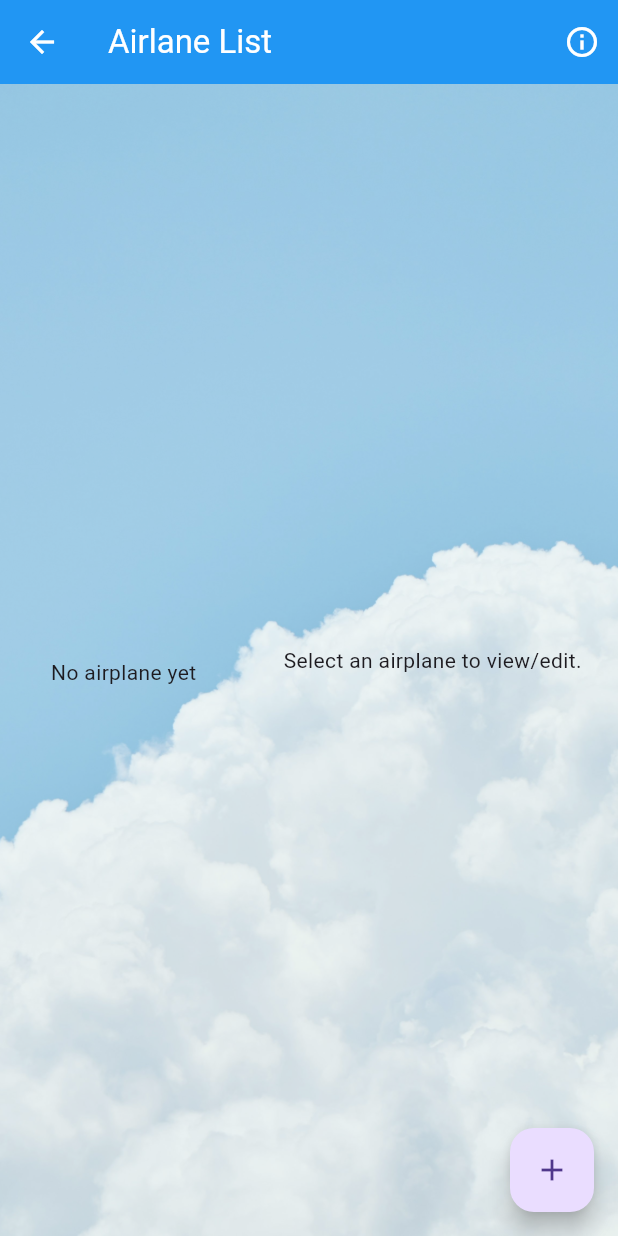
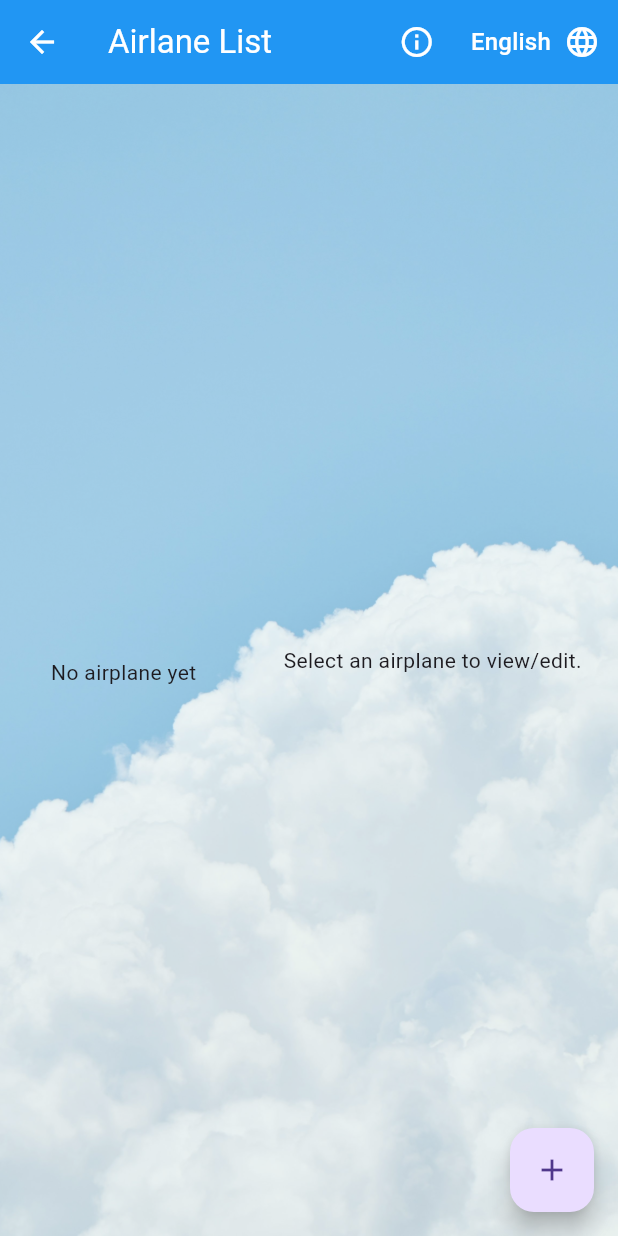
Before and after one commit to hades1clack/cst2355_final_group, a Flutter app: the screen it shows after launch, after a tap on "Airplane", on a phone screen of 412 x 824 dp. Run offline on Flutter 3.47's test engine with Material 3 defaults, Android fonts, the phone set to English and light mode, and no system bars; our stand-ins replace floor, flutter_secure_storage, sqflite; missing offline and left inert: encrypted_shared_preferences; accounts and stored records are empty; generated files the repository leaves out were written again.

Commit message:
add language change button on aireline

```diff
--- a/lib/airplane_mainpage.dart
+++ b/lib/airplane_mainpage.dart
@@ -91,12 +91,31 @@ class _AirplaneListPageState extends State<AirplaneListPage> {
   List<Airplane> airplanes = [];
   /// Currently selected airplane from the list.
   Airplane? _selectedList;
+  late Locale _currentDropdownLocale;
 
   @override
   void initState() {
     super.initState();
     _initDatabase();
     _loadAirplanesFromDb();
+    _currentDropdownLocale = normalizeLocale(widget.locale);
+  }
+  Locale normalizeLocale(Locale locale) {
+    switch (locale.languageCode) {
+      case 'fr':
+        return const Locale('fr');
+      case 'en':
+      default:
+        return const Locale('en');
+    }
+  }
+  @override
+  void didUpdateWidget(covariant AirplaneListPage oldWidget) {
+    super.didUpdateWidget(oldWidget);
+    if (oldWidget.locale != widget.locale) {
+      _currentDropdownLocale = normalizeLocale(widget.locale);
+      setState(() {});
+    }
   }
 ///Initializes the Floor database and loads the list of airplanes.
   Future<void> _initDatabase() async {
@@ -233,6 +252,7 @@ class _AirplaneListPageState extends State<AirplaneListPage> {
               );
             },
           ),
+          _buildLanguageDropdown(), // <- Add this line
         ],
       ),
       body: Container(
@@ -415,4 +435,40 @@ class _AirplaneListPageState extends State<AirplaneListPage> {
       },
     );
   }
+  Widget _buildLanguageDropdown() {
+    return Container(
+      color: Colors.blue,
+      padding: const EdgeInsets.symmetric(horizontal: 12),
+      child: DropdownButtonHideUnderline(
+        child: Theme(
+          data: Theme.of(context).copyWith(
+            canvasColor: Colors.blue,
+            highlightColor: Colors.blue[800],
+            splashColor: Colors.blue[700],
+            textTheme: Theme.of(context).textTheme.apply(
+              bodyColor: Colors.white,
+              displayColor: Colors.white,
+            ),
+          ),
+          child: DropdownButton<Locale>(
+            value: _currentDropdownLocale,
+            icon: const Icon(Icons.language, color: Colors.white),
+            onChanged: (Locale? locale) {
+              if (locale != null) {
+                setState(() {
+                  _currentDropdownLocale = locale;
+                });
+                widget.onLanguageChanged(locale); // Inform parent
+              }
+            },
+            items: const [
+              DropdownMenuItem(value: Locale('en'), child: Text('English')),
+              DropdownMenuItem(value: Locale('fr'), child: Text('Français')),
+            ],
+          ),
+        ),
+      ),
+    );
   }
+
+}
```
